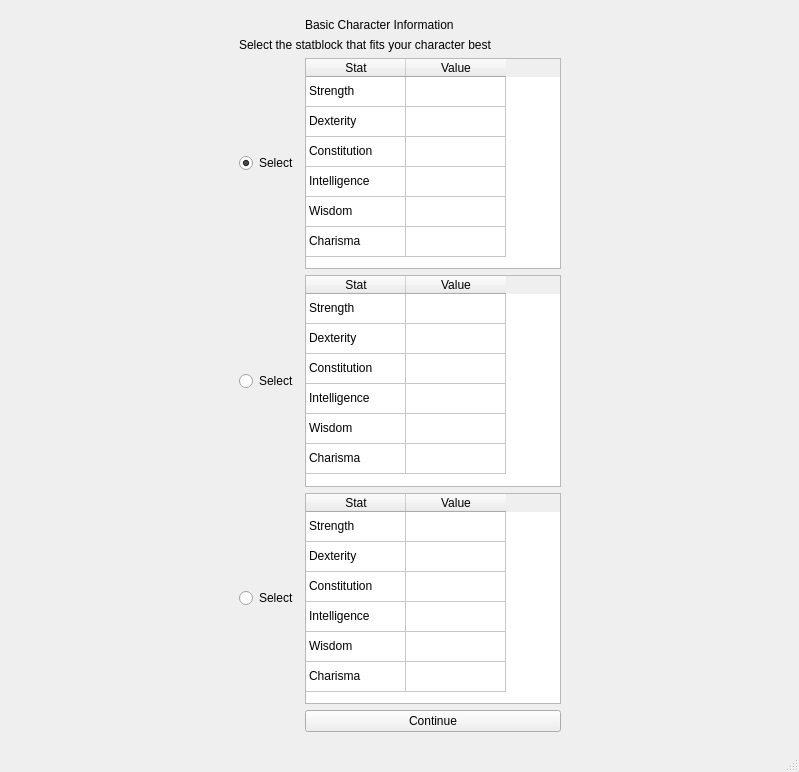
pjaffurs/Session-Zero, file Session-Zero/session-zero.ui: the form before one commit.
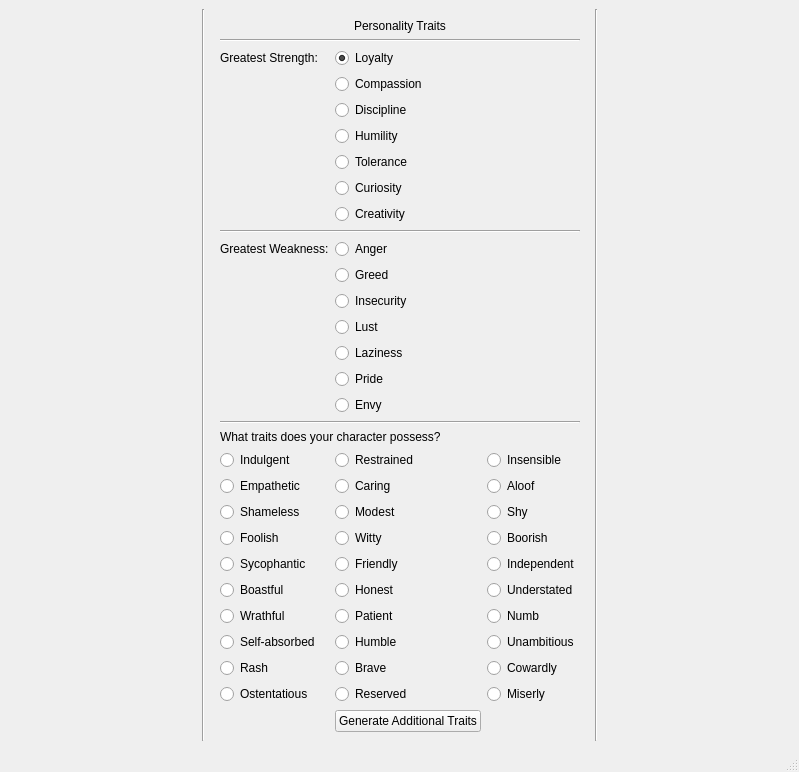
The form after the commit. The open tabs and pages were chosen to show the change.

Commit message: start of wave 2

Diff of the .ui file:
```diff
--- a/Session-Zero/session-zero.ui
+++ b/Session-Zero/session-zero.ui
@@ -15,7 +15,7 @@
   </property>
   <widget class="QWidget" name="centralwidget">
    <layout class="QGridLayout" name="gridLayout">
-    <item row="0" column="3">
+    <item row="0" column="4">
      <spacer name="horizontalSpacer_2">
       <property name="orientation">
        <enum>Qt::Horizontal</enum>
@@ -28,25 +28,12 @@
       </property>
      </spacer>
     </item>
-    <item row="0" column="0">
-     <spacer name="horizontalSpacer">
-      <property name="orientation">
-       <enum>Qt::Horizontal</enum>
-      </property>
-      <property name="sizeHint" stdset="0">
-       <size>
-        <width>40</width>
-        <height>20</height>
-       </size>
-      </property>
-     </spacer>
-    </item>
-    <item row="0" column="1">
+    <item row="0" column="2">
      <widget class="QStackedWidget" name="stackedWidget">
       <property name="currentIndex">
-       <number>2</number>
+       <number>0</number>
       </property>
-      <widget class="QWidget" name="page">
+      <widget class="QWidget" name="startPage">
        <layout class="QGridLayout" name="gridLayout_2">
         <item row="0" column="0">
          <widget class="QLabel" name="titleLabel">
@@ -117,7 +104,7 @@
         </item>
        </layout>
       </widget>
-      <widget class="QWidget" name="page_2">
+      <widget class="QWidget" name="wave1Page1">
        <layout class="QGridLayout" name="gridLayout_3">
         <item row="3" column="1">
          <widget class="QLineEdit" name="nameEdit">
@@ -282,16 +269,6 @@
           </item>
          </widget>
         </item>
-        <item row="1" column="0" colspan="2">
-         <widget class="QLabel" name="wave1Label">
-          <property name="text">
-           <string>Basic Character Information</string>
-          </property>
-          <property name="alignment">
-           <set>Qt::AlignCenter</set>
-          </property>
-         </widget>
-        </item>
         <item row="6" column="0">
          <widget class="QLabel" name="statsPlusLabel">
           <property name="text">
@@ -454,11 +431,21 @@
           </property>
          </widget>
         </item>
+        <item row="1" column="0" colspan="2">
+         <widget class="QLabel" name="wave1Label">
+          <property name="text">
+           <string>Basic Character Information</string>
+          </property>
+          <property name="alignment">
+           <set>Qt::AlignCenter</set>
+          </property>
+         </widget>
+        </item>
        </layout>
       </widget>
-      <widget class="QWidget" name="page_3">
+      <widget class="QWidget" name="wave1Results">
        <layout class="QGridLayout" name="gridLayout_4">
-        <item row="3" column="0">
+        <item row="4" column="0">
          <widget class="QRadioButton" name="selectBtn2">
           <property name="text">
            <string>Select</string>
@@ -468,7 +455,7 @@
           </attribute>
          </widget>
         </item>
-        <item row="4" column="0">
+        <item row="5" column="0">
          <widget class="QRadioButton" name="selectBtn3">
           <property name="text">
            <string>Select</string>
@@ -478,7 +465,7 @@
           </attribute>
          </widget>
         </item>
-        <item row="2" column="0">
+        <item row="3" column="0">
          <widget class="QRadioButton" name="selectBtn1">
           <property name="text">
            <string>Select</string>
@@ -491,7 +478,7 @@
           </attribute>
          </widget>
         </item>
-        <item row="2" column="1">
+        <item row="3" column="1">
          <widget class="QTableWidget" name="statblock1">
           <property name="editTriggers">
            <set>QAbstractItemView::NoEditTriggers</set>
@@ -573,7 +560,7 @@
           </item>
          </widget>
         </item>
-        <item row="3" column="1">
+        <item row="4" column="1">
          <widget class="QTableWidget" name="statblock2">
           <property name="editTriggers">
            <set>QAbstractItemView::NoEditTriggers</set>
@@ -660,7 +647,7 @@
           </item>
          </widget>
         </item>
-        <item row="4" column="1">
+        <item row="5" column="1">
          <widget class="QTableWidget" name="statblock3">
           <property name="editTriggers">
            <set>QAbstractItemView::NoEditTriggers</set>
@@ -747,27 +734,37 @@
           </item>
          </widget>
         </item>
-        <item row="0" column="1">
-         <widget class="QLabel" name="genLabel">
-          <property name="text">
-           <string>Basic Character Information</string>
-          </property>
-         </widget>
-        </item>
-        <item row="1" column="0" colspan="2">
-         <widget class="QLabel" name="statblockLabel">
-          <property name="text">
-           <string>Select the statblock that fits your character best</string>
-          </property>
-         </widget>
-        </item>
-        <item row="5" column="1">
+        <item row="6" column="1">
          <widget class="QPushButton" name="wave1EndBtn">
           <property name="text">
            <string>Continue</string>
           </property>
          </widget>
         </item>
+        <item row="2" column="0" colspan="2">
+         <widget class="QLabel" name="statblockLabel">
+          <property name="text">
+           <string>Select the statblock that fits your character best</string>
+          </property>
+         </widget>
+        </item>
+        <item row="1" column="0" colspan="2">
+         <widget class="Line" name="line_3">
+          <property name="orientation">
+           <enum>Qt::Horizontal</enum>
+          </property>
+         </widget>
+        </item>
+        <item row="0" column="0" colspan="2">
+         <widget class="QLabel" name="genLabel">
+          <property name="text">
+           <string>Basic Character Information</string>
+          </property>
+          <property name="alignment">
+           <set>Qt::AlignCenter</set>
+          </property>
+         </widget>
+        </item>
        </layout>
        <zorder>statblockLabel</zorder>
        <zorder>genLabel</zorder>
@@ -779,8 +776,598 @@
        <zorder>selectBtn2</zorder>
        <zorder>selectBtn3</zorder>
        <zorder>wave1EndBtn</zorder>
+       <zorder>line_3</zorder>
       </widget>
-      <widget class="QWidget" name="page_4"/>
+      <widget class="QWidget" name="wave2Page1">
+       <layout class="QGridLayout" name="gridLayout_5">
+        <item row="1" column="0" colspan="3">
+         <widget class="Line" name="line_4">
+          <property name="orientation">
+           <enum>Qt::Horizontal</enum>
+          </property>
+         </widget>
+        </item>
+        <item row="17" column="0" colspan="3">
+         <widget class="Line" name="line_5">
+          <property name="orientation">
+           <enum>Qt::Horizontal</enum>
+          </property>
+         </widget>
+        </item>
+        <item row="23" column="0">
+         <widget class="QRadioButton" name="radioButton_27">
+          <property name="text">
+           <string>Sycophantic</string>
+          </property>
+          <attribute name="buttonGroup">
+           <string notr="true">friendGroup</string>
+          </attribute>
+         </widget>
+        </item>
+        <item row="23" column="1">
+         <widget class="QRadioButton" name="radioButton_25">
+          <property name="text">
+           <string>Friendly</string>
+          </property>
+          <attribute name="buttonGroup">
+           <string notr="true">friendGroup</string>
+          </attribute>
+         </widget>
+        </item>
+        <item row="19" column="2">
+         <widget class="QRadioButton" name="radioButton_15">
+          <property name="text">
+           <string>Insensible</string>
+          </property>
+          <attribute name="buttonGroup">
+           <string notr="true">senseGroup</string>
+          </attribute>
+         </widget>
+        </item>
+        <item row="20" column="1">
+         <widget class="QRadioButton" name="radioButton_16">
+          <property name="text">
+           <string>Caring</string>
+          </property>
+          <attribute name="buttonGroup">
+           <string notr="true">careGroup</string>
+          </attribute>
+         </widget>
+        </item>
+        <item row="21" column="1">
+         <widget class="QRadioButton" name="radioButton_19">
+          <property name="text">
+           <string>Modest</string>
+          </property>
+          <attribute name="buttonGroup">
+           <string notr="true">modestGroup</string>
+          </attribute>
+         </widget>
+        </item>
+        <item row="21" column="2">
+         <widget class="QRadioButton" name="radioButton_21">
+          <property name="text">
+           <string>Shy</string>
+          </property>
+          <attribute name="buttonGroup">
+           <string notr="true">modestGroup</string>
+          </attribute>
+         </widget>
+        </item>
+        <item row="20" column="2">
+         <widget class="QRadioButton" name="radioButton_17">
+          <property name="text">
+           <string>Aloof</string>
+          </property>
+          <attribute name="buttonGroup">
+           <string notr="true">careGroup</string>
+          </attribute>
+         </widget>
+        </item>
+        <item row="21" column="0">
+         <widget class="QRadioButton" name="radioButton_20">
+          <property name="text">
+           <string>Shameless</string>
+          </property>
+          <attribute name="buttonGroup">
+           <string notr="true">modestGroup</string>
+          </attribute>
+         </widget>
+        </item>
+        <item row="22" column="0">
+         <widget class="QRadioButton" name="radioButton_24">
+          <property name="text">
+           <string>Foolish</string>
+          </property>
+          <attribute name="buttonGroup">
+           <string notr="true">witGroup</string>
+          </attribute>
+         </widget>
+        </item>
+        <item row="20" column="0">
+         <widget class="QRadioButton" name="radioButton_18">
+          <property name="text">
+           <string>Empathetic</string>
+          </property>
+          <attribute name="buttonGroup">
+           <string notr="true">careGroup</string>
+          </attribute>
+         </widget>
+        </item>
+        <item row="22" column="1">
+         <widget class="QRadioButton" name="radioButton_22">
+          <property name="text">
+           <string>Witty</string>
+          </property>
+          <attribute name="buttonGroup">
+           <string notr="true">witGroup</string>
+          </attribute>
+         </widget>
+        </item>
+        <item row="22" column="2">
+         <widget class="QRadioButton" name="radioButton_23">
+          <property name="text">
+           <string>Boorish</string>
+          </property>
+          <attribute name="buttonGroup">
+           <string notr="true">witGroup</string>
+          </attribute>
+         </widget>
+        </item>
+        <item row="26" column="2">
+         <widget class="QRadioButton" name="radioButton_35">
+          <property name="text">
+           <string>Unambitious</string>
+          </property>
+          <attribute name="buttonGroup">
+           <string notr="true">humbleGroup</string>
+          </attribute>
+         </widget>
+        </item>
+        <item row="23" column="2">
+         <widget class="QRadioButton" name="radioButton_26">
+          <property name="text">
+           <string>Independent</string>
+          </property>
+          <attribute name="buttonGroup">
+           <string notr="true">friendGroup</string>
+          </attribute>
+         </widget>
+        </item>
+        <item row="27" column="1">
+         <widget class="QRadioButton" name="radioButton_37">
+          <property name="text">
+           <string>Brave</string>
+          </property>
+          <attribute name="buttonGroup">
+           <string notr="true">braveGroup</string>
+          </attribute>
+         </widget>
+        </item>
+        <item row="28" column="2">
+         <widget class="QRadioButton" name="radioButton_41">
+          <property name="text">
+           <string>Miserly</string>
+          </property>
+          <attribute name="buttonGroup">
+           <string notr="true">moneyGroup</string>
+          </attribute>
+         </widget>
+        </item>
+        <item row="25" column="0">
+         <widget class="QRadioButton" name="radioButton_33">
+          <property name="text">
+           <string>Wrathful</string>
+          </property>
+          <attribute name="buttonGroup">
+           <string notr="true">patientGroup</string>
+          </attribute>
+         </widget>
+        </item>
+        <item row="28" column="1">
+         <widget class="QRadioButton" name="radioButton_40">
+          <property name="text">
+           <string>Reserved</string>
+          </property>
+          <attribute name="buttonGroup">
+           <string notr="true">moneyGroup</string>
+          </attribute>
+         </widget>
+        </item>
+        <item row="25" column="1">
+         <widget class="QRadioButton" name="radioButton_31">
+          <property name="text">
+           <string>Patient</string>
+          </property>
+          <attribute name="buttonGroup">
+           <string notr="true">patientGroup</string>
+          </attribute>
+         </widget>
+        </item>
+        <item row="24" column="2">
+         <widget class="QRadioButton" name="radioButton_29">
+          <property name="text">
+           <string>Understated</string>
+          </property>
+          <attribute name="buttonGroup">
+           <string notr="true">honestGroup</string>
+          </attribute>
+         </widget>
+        </item>
+        <item row="26" column="0">
+         <widget class="QRadioButton" name="radioButton_36">
+          <property name="text">
+           <string>Self-absorbed</string>
+          </property>
+          <attribute name="buttonGroup">
+           <string notr="true">humbleGroup</string>
+          </attribute>
+         </widget>
+        </item>
+        <item row="27" column="0">
+         <widget class="QRadioButton" name="radioButton_39">
+          <property name="text">
+           <string>Rash</string>
+          </property>
+          <attribute name="buttonGroup">
+           <string notr="true">braveGroup</string>
+          </attribute>
+         </widget>
+        </item>
+        <item row="25" column="2">
+         <widget class="QRadioButton" name="radioButton_32">
+          <property name="text">
+           <string>Numb</string>
+          </property>
+          <attribute name="buttonGroup">
+           <string notr="true">patientGroup</string>
+          </attribute>
+         </widget>
+        </item>
+        <item row="24" column="1">
+         <widget class="QRadioButton" name="radioButton_28">
+          <property name="text">
+           <string>Honest</string>
+          </property>
+          <attribute name="buttonGroup">
+           <string notr="true">honestGroup</string>
+          </attribute>
+         </widget>
+        </item>
+        <item row="29" column="1">
+         <widget class="QPushButton" name="wave2GenBtn">
+          <property name="text">
+           <string>Generate Additional Traits</string>
+          </property>
+         </widget>
+        </item>
+        <item row="24" column="0">
+         <widget class="QRadioButton" name="radioButton_30">
+          <property name="text">
+           <string>Boastful</string>
+          </property>
+          <attribute name="buttonGroup">
+           <string notr="true">honestGroup</string>
+          </attribute>
+         </widget>
+        </item>
+        <item row="26" column="1">
+         <widget class="QRadioButton" name="radioButton_34">
+          <property name="text">
+           <string>Humble</string>
+          </property>
+          <attribute name="buttonGroup">
+           <string notr="true">humbleGroup</string>
+          </attribute>
+         </widget>
+        </item>
+        <item row="27" column="2">
+         <widget class="QRadioButton" name="radioButton_38">
+          <property name="text">
+           <string>Cowardly</string>
+          </property>
+          <attribute name="buttonGroup">
+           <string notr="true">braveGroup</string>
+          </attribute>
+         </widget>
+        </item>
+        <item row="28" column="0">
+         <widget class="QRadioButton" name="radioButton_42">
+          <property name="text">
+           <string>Ostentatious</string>
+          </property>
+          <attribute name="buttonGroup">
+           <string notr="true">moneyGroup</string>
+          </attribute>
+         </widget>
+        </item>
+        <item row="7" column="1" colspan="2">
+         <widget class="QRadioButton" name="radioButton_5">
+          <property name="text">
+           <string>Curiosity</string>
+          </property>
+          <attribute name="buttonGroup">
+           <string notr="true">traitPlusGrp</string>
+          </attribute>
+         </widget>
+        </item>
+        <item row="8" column="1" colspan="2">
+         <widget class="QRadioButton" name="radioButton_44">
+          <property name="text">
+           <string>Creativity</string>
+          </property>
+          <attribute name="buttonGroup">
+           <string notr="true">traitPlusGrp</string>
+          </attribute>
+         </widget>
+        </item>
+        <item row="10" column="0">
+         <widget class="QLabel" name="grtWkLabel">
+          <property name="text">
+           <string>Greatest Weakness:</string>
+          </property>
+         </widget>
+        </item>
+        <item row="10" column="1" colspan="2">
+         <widget class="QRadioButton" name="radioButton_6">
+          <property name="text">
+           <string>Anger</string>
+          </property>
+          <property name="checked">
+           <bool>false</bool>
+          </property>
+          <attribute name="buttonGroup">
+           <string notr="true">traitMinusGroup</string>
+          </attribute>
+         </widget>
+        </item>
+        <item row="2" column="1" colspan="2">
+         <widget class="QRadioButton" name="radioButton">
+          <property name="text">
+           <string>Loyalty</string>
+          </property>
+          <property name="checked">
+           <bool>true</bool>
+          </property>
+          <attribute name="buttonGroup">
+           <string notr="true">traitPlusGrp</string>
+          </attribute>
+         </widget>
+        </item>
+        <item row="2" column="0">
+         <widget class="QLabel" name="grtStrLabel">
+          <property name="text">
+           <string>Greatest Strength:</string>
+          </property>
+         </widget>
+        </item>
+        <item row="3" column="1" colspan="2">
+         <widget class="QRadioButton" name="radioButton_2">
+          <property name="text">
+           <string>Compassion</string>
+          </property>
+          <attribute name="buttonGroup">
+           <string notr="true">traitPlusGrp</string>
+          </attribute>
+         </widget>
+        </item>
+        <item row="4" column="1" colspan="2">
+         <widget class="QRadioButton" name="radioButton_3">
+          <property name="text">
+           <string>Discipline</string>
+          </property>
+          <attribute name="buttonGroup">
+           <string notr="true">traitPlusGrp</string>
+          </attribute>
+         </widget>
+        </item>
+        <item row="5" column="1" colspan="2">
+         <widget class="QRadioButton" name="radioButton_4">
+          <property name="text">
+           <string>Humility</string>
+          </property>
+          <attribute name="buttonGroup">
+           <string notr="true">traitPlusGrp</string>
+          </attribute>
+         </widget>
+        </item>
+        <item row="6" column="1" colspan="2">
+         <widget class="QRadioButton" name="radioButton_11">
+          <property name="text">
+           <string>Tolerance</string>
+          </property>
+          <attribute name="buttonGroup">
+           <string notr="true">traitPlusGrp</string>
+          </attribute>
+         </widget>
+        </item>
+        <item row="12" column="1" colspan="2">
+         <widget class="QRadioButton" name="radioButton_8">
+          <property name="text">
+           <string>Insecurity</string>
+          </property>
+          <attribute name="buttonGroup">
+           <string notr="true">traitMinusGroup</string>
+          </attribute>
+         </widget>
+        </item>
+        <item row="18" column="0" colspan="3">
+         <widget class="QLabel" name="traitsLabel">
+          <property name="text">
+           <string>What traits does your character possess?</string>
+          </property>
+         </widget>
+        </item>
+        <item row="14" column="1" colspan="2">
+         <widget class="QRadioButton" name="radioButton_9">
+          <property name="text">
+           <string>Laziness</string>
+          </property>
+          <attribute name="buttonGroup">
+           <string notr="true">traitMinusGroup</string>
+          </attribute>
+         </widget>
+        </item>
+        <item row="15" column="1" colspan="2">
+         <widget class="QRadioButton" name="radioButton_12">
+          <property name="text">
+           <string>Pride</string>
+          </property>
+          <attribute name="buttonGroup">
+           <string notr="true">traitMinusGroup</string>
+          </attribute>
+         </widget>
+        </item>
+        <item row="16" column="1" colspan="2">
+         <widget class="QRadioButton" name="radioButton_43">
+          <property name="text">
+           <string>Envy</string>
+          </property>
+          <attribute name="buttonGroup">
+           <string notr="true">traitMinusGroup</string>
+          </attribute>
+         </widget>
+        </item>
+        <item row="19" column="0">
+         <widget class="QRadioButton" name="radioButton_13">
+          <property name="text">
+           <string>Indulgent</string>
+          </property>
+          <attribute name="buttonGroup">
+           <string notr="true">senseGroup</string>
+          </attribute>
+         </widget>
+        </item>
+        <item row="19" column="1">
+         <widget class="QRadioButton" name="radioButton_14">
+          <property name="text">
+           <string>Restrained</string>
+          </property>
+          <attribute name="buttonGroup">
+           <string notr="true">senseGroup</string>
+          </attribute>
+         </widget>
+        </item>
+        <item row="13" column="1" colspan="2">
+         <widget class="QRadioButton" name="radioButton_10">
+          <property name="text">
+           <string>Lust</string>
+          </property>
+          <attribute name="buttonGroup">
+           <string notr="true">traitMinusGroup</string>
+          </attribute>
+         </widget>
+        </item>
+        <item row="11" column="1" colspan="2">
+         <widget class="QRadioButton" name="radioButton_7">
+          <property name="text">
+           <string>Greed</string>
+          </property>
+          <attribute name="buttonGroup">
+           <string notr="true">traitMinusGroup</string>
+          </attribute>
+         </widget>
+        </item>
+        <item row="9" column="0" colspan="3">
+         <widget class="Line" name="line_8">
+          <property name="orientation">
+           <enum>Qt::Horizontal</enum>
+          </property>
+         </widget>
+        </item>
+        <item row="0" column="0" colspan="3">
+         <widget class="QLabel" name="wave2Label">
+          <property name="text">
+           <string>Personality Traits</string>
+          </property>
+          <property name="alignment">
+           <set>Qt::AlignCenter</set>
+          </property>
+         </widget>
+        </item>
+       </layout>
+       <zorder>wave2Label</zorder>
+       <zorder>grtStrLabel</zorder>
+       <zorder>grtWkLabel</zorder>
+       <zorder>radioButton</zorder>
+       <zorder>radioButton_2</zorder>
+       <zorder>radioButton_3</zorder>
+       <zorder>radioButton_4</zorder>
+       <zorder>radioButton_5</zorder>
+       <zorder>radioButton_6</zorder>
+       <zorder>radioButton_7</zorder>
+       <zorder>radioButton_8</zorder>
+       <zorder>radioButton_9</zorder>
+       <zorder>radioButton_10</zorder>
+       <zorder>radioButton_11</zorder>
+       <zorder>radioButton_12</zorder>
+       <zorder>traitsLabel</zorder>
+       <zorder>radioButton_13</zorder>
+       <zorder>radioButton_14</zorder>
+       <zorder>radioButton_15</zorder>
+       <zorder>horizontalSpacer</zorder>
+       <zorder>radioButton_16</zorder>
+       <zorder>radioButton_17</zorder>
+       <zorder>radioButton_18</zorder>
+       <zorder>radioButton_19</zorder>
+       <zorder>radioButton_21</zorder>
+       <zorder>radioButton_22</zorder>
+       <zorder>radioButton_23</zorder>
+       <zorder>radioButton_24</zorder>
+       <zorder>radioButton_25</zorder>
+       <zorder>radioButton_26</zorder>
+       <zorder>radioButton_27</zorder>
+       <zorder>radioButton_28</zorder>
+       <zorder>radioButton_29</zorder>
+       <zorder>radioButton_30</zorder>
+       <zorder>radioButton_31</zorder>
+       <zorder>radioButton_32</zorder>
+       <zorder>radioButton_33</zorder>
+       <zorder>radioButton_34</zorder>
+       <zorder>radioButton_35</zorder>
+       <zorder>radioButton_36</zorder>
+       <zorder>radioButton_37</zorder>
+       <zorder>radioButton_38</zorder>
+       <zorder>radioButton_39</zorder>
+       <zorder>radioButton_40</zorder>
+       <zorder>radioButton_41</zorder>
+       <zorder>radioButton_42</zorder>
+       <zorder>radioButton_43</zorder>
+       <zorder>radioButton_44</zorder>
+       <zorder>radioButton_20</zorder>
+       <zorder>wave2GenBtn</zorder>
+       <zorder>line_4</zorder>
+       <zorder>line_5</zorder>
+       <zorder>line_8</zorder>
+      </widget>
+      <widget class="QWidget" name="page"/>
+     </widget>
+    </item>
+    <item row="0" column="0">
+     <spacer name="horizontalSpacer">
+      <property name="orientation">
+       <enum>Qt::Horizontal</enum>
+      </property>
+      <property name="sizeHint" stdset="0">
+       <size>
+        <width>40</width>
+        <height>20</height>
+       </size>
+      </property>
+     </spacer>
+    </item>
+    <item row="0" column="1">
+     <widget class="Line" name="line_6">
+      <property name="orientation">
+       <enum>Qt::Vertical</enum>
+      </property>
+     </widget>
+    </item>
+    <item row="0" column="3">
+     <widget class="Line" name="line_7">
+      <property name="orientation">
+       <enum>Qt::Vertical</enum>
+      </property>
      </widget>
     </item>
    </layout>
```
Left out of the diff: 12 changed lines with no effect on the pictures. The commit also changes 2 other files.
